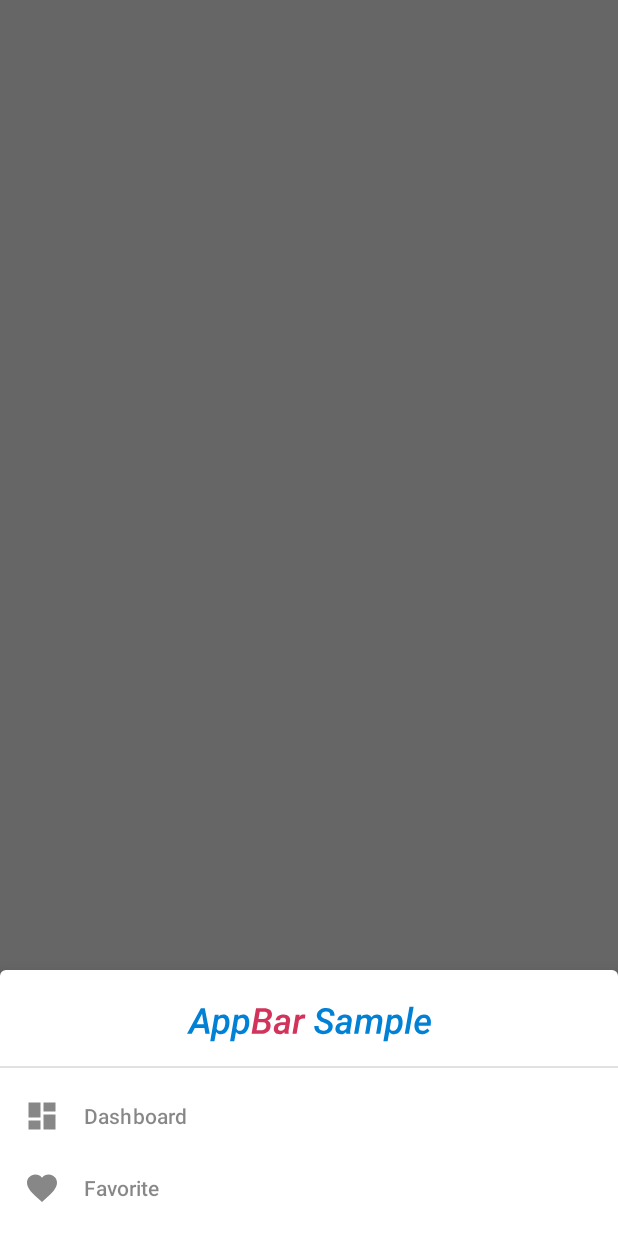
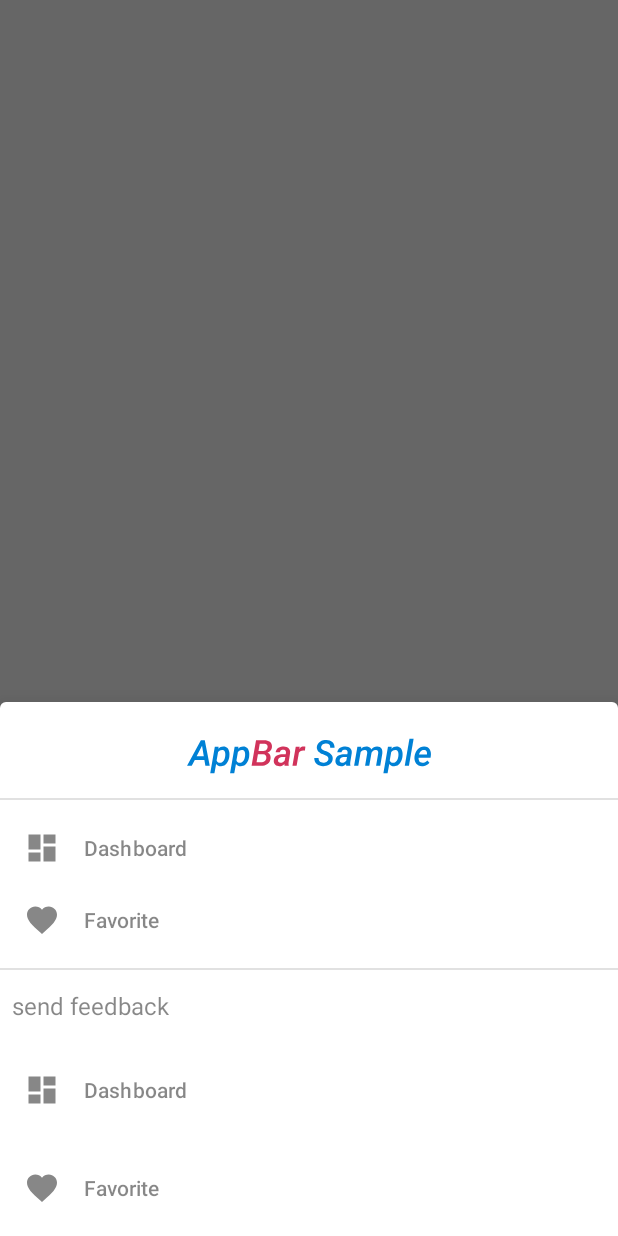
Before and after one commit to pstanisl/appbar-sample, an Android app: the fragment BottomNavigationFragment placed in its activity, on a phone screen of 412 x 824 dp. Run offline under Robolectric (Android 15) with nearby library versions, the phone set to English and light mode, and no system bars; our stand-ins replace Timber, navigation-ui; 7 statements that could not run were skipped.

Commit message:
in progress: other stuff in navigation menu

```diff
--- a/app/src/main/java/cz/pstanisl/appbarexample/ui/BottomNavigationFragment.kt
+++ b/app/src/main/java/cz/pstanisl/appbarexample/ui/BottomNavigationFragment.kt
@@ -23,7 +23,7 @@ class BottomNavigationFragment: RoundedBottomSheetDialogFragment() {
     }
 
     private fun setup() {
-        // Setup navigation component
+        // Setup lateral_navigation component
         val navController = Navigation.findNavController(activity as Activity, R.id.appbar_sample_nav_host_fragment)
         // Hide NavigationView after destination change
         navController.addOnNavigatedListener { _, _ ->
@@ -32,7 +32,7 @@ class BottomNavigationFragment: RoundedBottomSheetDialogFragment() {
             }
         }
         // Connect NavigationView and NavController
-        vNavigation.setupWithNavController(navController)
+        vLateralNavigation.setupWithNavController(navController)
     }
 
 
--- a/app/src/main/res/layout/fragment_navigation.xml
+++ b/app/src/main/res/layout/fragment_navigation.xml
@@ -23,10 +23,46 @@
         style="@style/BottomSheetEntryDivider"
         app:layout_constraintEnd_toEndOf="parent"
         app:layout_constraintStart_toStartOf="parent"
-        app:layout_constraintBottom_toTopOf="@id/vNavigation" />
+        app:layout_constraintBottom_toTopOf="@id/vLateralNavigation" />
 
     <android.support.design.widget.NavigationView
-        android:id="@+id/vNavigation"
+        android:id="@+id/vLateralNavigation"
+        android:layout_width="match_parent"
+        android:layout_height="wrap_content"
+        android:layout_gravity="bottom"
+        android:paddingStart="@dimen/keyline_1"
+        android:paddingEnd="@dimen/keyline_1"
+        app:itemBackground="@drawable/navigation_item_bg"
+        app:itemIconPadding="@dimen/keyline_2"
+        app:itemTextColor="@drawable/navigation_item_color"
+        app:itemIconTint="@drawable/navigation_item_color"
+        app:itemHorizontalPadding="@dimen/keyline_1"
+        app:layout_constraintBottom_toTopOf="@id/divider_navigation"
+        app:menu="@menu/lateral_navigation" />
+
+    <View
+        android:id="@+id/divider_navigation"
+        style="@style/BottomSheetEntryDivider"
+        app:layout_constraintEnd_toEndOf="parent"
+        app:layout_constraintStart_toStartOf="parent"
+        app:layout_constraintBottom_toTopOf="@id/btnSendFeedback" />
+
+    <android.support.design.button.MaterialButton
+        android:id="@+id/btnSendFeedback"
+        android:layout_width="match_parent"
+        android:layout_height="wrap_content"
+        android:text="@string/action_send_feedback"
+        android:textAlignment="textStart"
+        android:textAppearance="@style/TextAppearance.AppCompat.Menu"
+        android:textColor="@color/gray_dark"
+        app:layout_constraintEnd_toEndOf="parent"
+        app:layout_constraintStart_toStartOf="parent"
+        app:layout_constraintBottom_toTopOf="@id/vForwardNavigation"
+        style="@style/Widget.MaterialComponents.Button.TextButton"
+        />
+
+    <android.support.design.widget.NavigationView
+        android:id="@+id/vForwardNavigation"
         android:layout_width="match_parent"
         android:layout_height="wrap_content"
         android:layout_gravity="bottom"
@@ -38,6 +74,6 @@
         app:itemIconTint="@drawable/navigation_item_color"
         app:itemHorizontalPadding="@dimen/keyline_1"
         app:layout_constraintBottom_toBottomOf="parent"
-        app:menu="@menu/navigation" />
+        app:menu="@menu/forward_navigation" />
 
 </android.support.constraint.ConstraintLayout>
--- /dev/null
+++ b/app/src/main/res/menu/forward_navigation.xml
@@ -0,0 +1,18 @@
+<?xml version="1.0" encoding="utf-8"?>
+<menu xmlns:android="http://schemas.android.com/apk/res/android">
+
+    <group android:id="@+id/forward_settings">
+        <item
+            android:id="@+id/dashboard"
+            android:icon="@drawable/ic_dashboard_black_24dp"
+            android:title="@string/nav_item_dashboard" />
+    </group>
+
+    <group android:id="@+id/forward_feedback">
+        <item
+            android:id="@+id/favorite"
+            android:icon="@drawable/ic_favorite_black_24dp"
+            android:title="@string/nav_item_favorite" />
+    </group>
+
+</menu>
--- a/app/src/main/res/values/strings.xml
+++ b/app/src/main/res/values/strings.xml
@@ -2,7 +2,9 @@
     <string name="app_name">AppBarExample</string>
     <string name="action_favorite">favorite</string>
     <string name="action_search">search</string>
+    <string name="action_send_feedback">send feedback</string>
     <string name="action_settings">settings</string>
+
     <string name="nav_item_dashboard">Dashboard</string>
     <string name="nav_item_favorite">Favorite</string>
 
```
Also changed, not shown: app/src/main/res/menu/lateral_navigation.xml (renamed from app/src/main/res/menu/navigation.xml).
